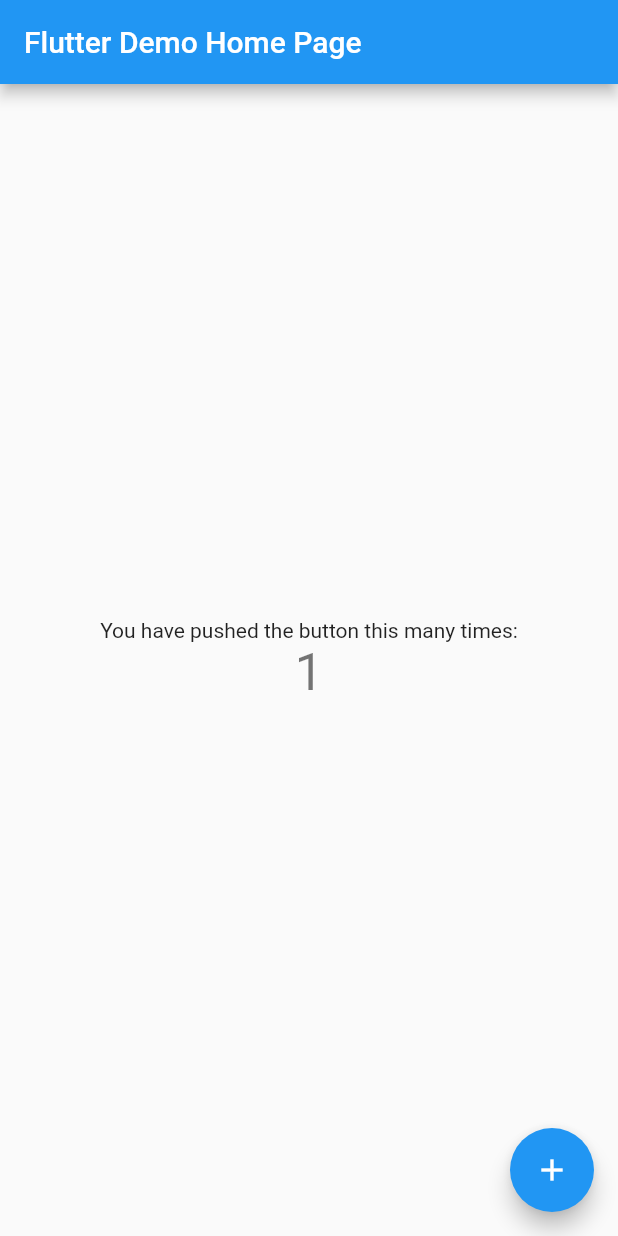
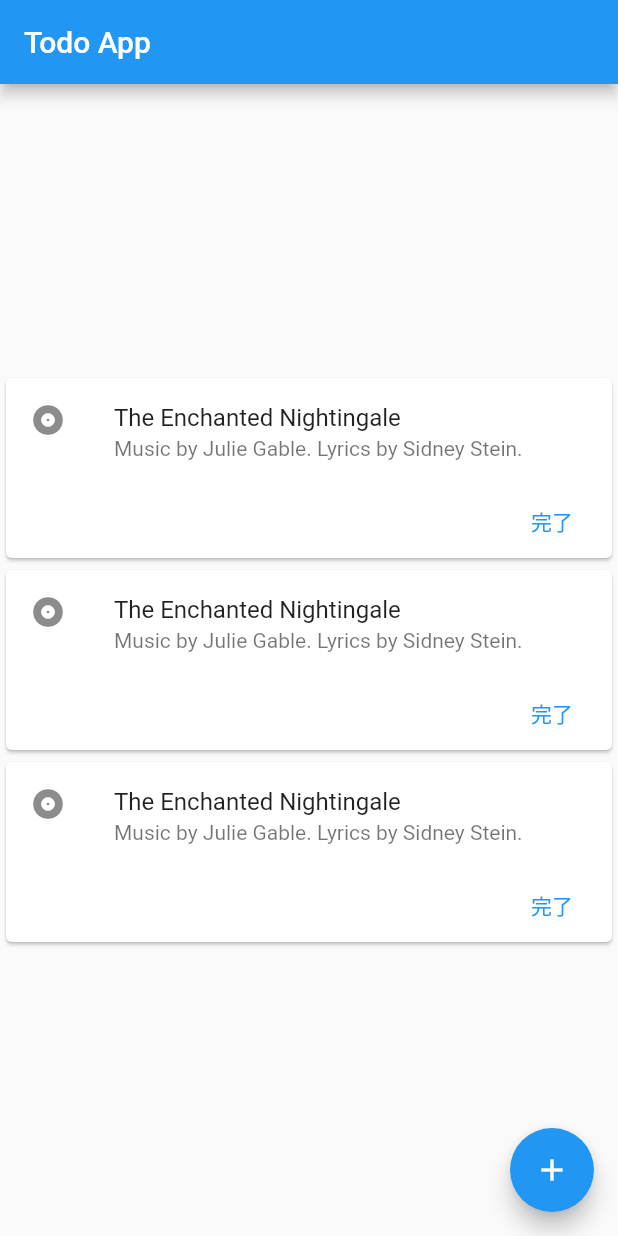
Before and after one commit to mitsuba19930328/sample_todo, a Flutter app: the MyHomePage screen opened directly, after a tap on the "add" icon, on a phone screen of 412 x 824 dp. Run offline on Flutter 3.47's test engine with Material 2 defaults, Android fonts, the phone set to English and light mode, and no system bars.

Commit message:
[UPD]/メイン画面を途中まで作成

```diff
--- a/lib/main.dart
+++ b/lib/main.dart
@@ -13,33 +13,15 @@ class MyApp extends StatelessWidget {
     return MaterialApp(
       title: 'Flutter Demo',
       theme: ThemeData(
-        // This is the theme of your application.
-        //
-        // Try running your application with "flutter run". You'll see the
-        // application has a blue toolbar. Then, without quitting the app, try
-        // changing the primarySwatch below to Colors.green and then invoke
-        // "hot reload" (press "r" in the console where you ran "flutter run",
-        // or simply save your changes to "hot reload" in a Flutter IDE).
-        // Notice that the counter didn't reset back to zero; the application
-        // is not restarted.
         primarySwatch: Colors.blue,
       ),
-      home: const MyHomePage(title: 'Flutter Demo Home Page'),
+      home: const MyHomePage(title: 'Todo App'),
     );
   }
 }
 
 class MyHomePage extends StatefulWidget {
   const MyHomePage({Key? key, required this.title}) : super(key: key);
-
-  // This widget is the home page of your application. It is stateful, meaning
-  // that it has a State object (defined below) that contains fields that affect
-  // how it looks.
-
-  // This class is the configuration for the state. It holds the values (in this
-  // case the title) provided by the parent (in this case the App widget) and
-  // used by the build method of the State. Fields in a Widget subclass are
-  // always marked "final".
 
   final String title;
 
@@ -50,66 +32,59 @@ class MyHomePage extends StatefulWidget {
 class _MyHomePageState extends State<MyHomePage> {
   int _counter = 0;
 
-  void _incrementCounter() {
+  // todoチケット作成メソッド
+  void _createTodo() {
     setState(() {
-      // This call to setState tells the Flutter framework that something has
-      // changed in this State, which causes it to rerun the build method below
-      // so that the display can reflect the updated values. If we changed
-      // _counter without calling setState(), then the build method would not be
-      // called again, and so nothing would appear to happen.
       _counter++;
     });
   }
 
   @override
   Widget build(BuildContext context) {
-    // This method is rerun every time setState is called, for instance as done
-    // by the _incrementCounter method above.
-    //
-    // The Flutter framework has been optimized to make rerunning build methods
-    // fast, so that you can just rebuild anything that needs updating rather
-    // than having to individually change instances of widgets.
     return Scaffold(
       appBar: AppBar(
-        // Here we take the value from the MyHomePage object that was created by
-        // the App.build method, and use it to set our appbar title.
         title: Text(widget.title),
       ),
-      body: Center(
-        // Center is a layout widget. It takes a single child and positions it
-        // in the middle of the parent.
-        child: Column(
-          // Column is also a layout widget. It takes a list of children and
-          // arranges them vertically. By default, it sizes itself to fit its
-          // children horizontally, and tries to be as tall as its parent.
-          //
-          // Invoke "debug painting" (press "p" in the console, choose the
-          // "Toggle Debug Paint" action from the Flutter Inspector in Android
-          // Studio, or the "Toggle Debug Paint" command in Visual Studio Code)
-          // to see the wireframe for each widget.
-          //
-          // Column has various properties to control how it sizes itself and
-          // how it positions its children. Here we use mainAxisAlignment to
-          // center the children vertically; the main axis here is the vertical
-          // axis because Columns are vertical (the cross axis would be
-          // horizontal).
-          mainAxisAlignment: MainAxisAlignment.center,
-          children: <Widget>[
-            const Text(
-              'You have pushed the button this many times:',
+
+      // body: Center(
+      // ),
+
+      body: Column(
+        mainAxisAlignment: MainAxisAlignment.center,
+
+        children: [
+          for (int i=0; i<3; i++)
+          Container(
+            child: Card(
+              child: Column(
+                mainAxisSize: MainAxisSize.min,
+                children: <Widget>[
+                  const ListTile(
+                    leading: Icon(Icons.album),
+                    title: Text('The Enchanted Nightingale'),
+                    subtitle: Text('Music by Julie Gable. Lyrics by Sidney Stein.'),
+                  ),
+                  Row(
+                    mainAxisAlignment: MainAxisAlignment.end,
+                    children: <Widget>[
+                      TextButton(
+                        child: const Text('完了'),
+                        onPressed: () {/* ... */},
+                      ),
+                      const SizedBox(width: 8),
+                    ],
+                  ),
+                ],
+              ),
             ),
-            Text(
-              '$_counter',
-              style: Theme.of(context).textTheme.headline4,
-            ),
-          ],
-        ),
+          ),
+        ],
       ),
       floatingActionButton: FloatingActionButton(
-        onPressed: _incrementCounter,
-        tooltip: 'Increment',
+        onPressed: _createTodo,
+        tooltip: 'todoチケットの新規作成',
         child: const Icon(Icons.add),
-      ), // This trailing comma makes auto-formatting nicer for build methods.
+      ),
     );
   }
 }
```
